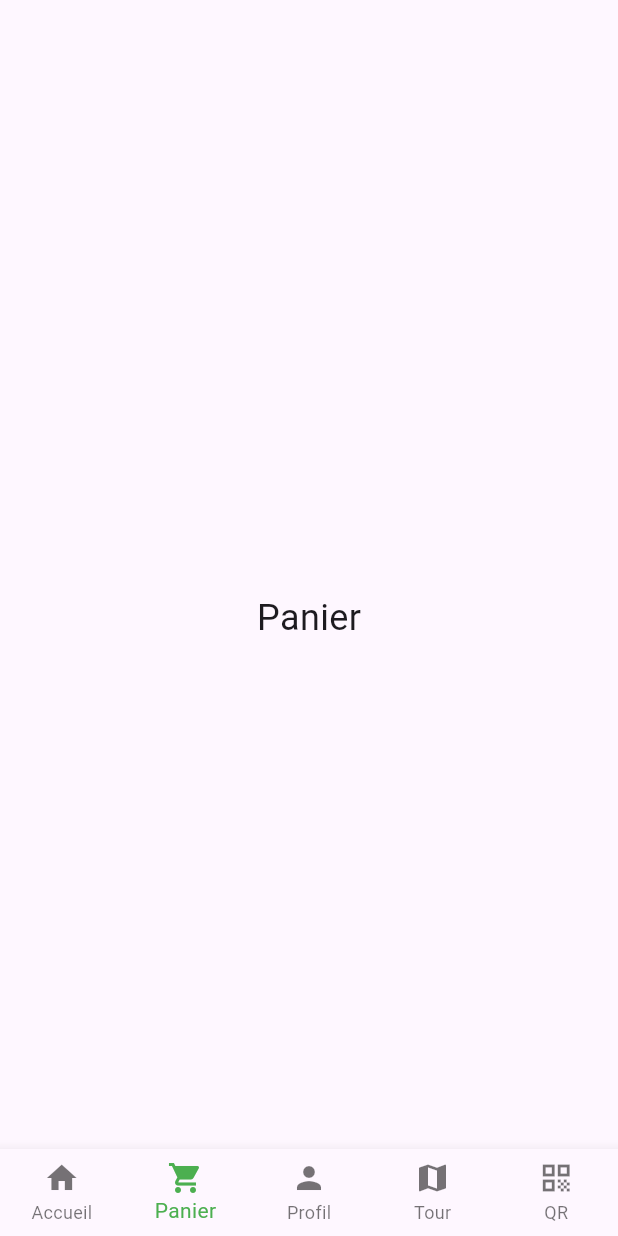
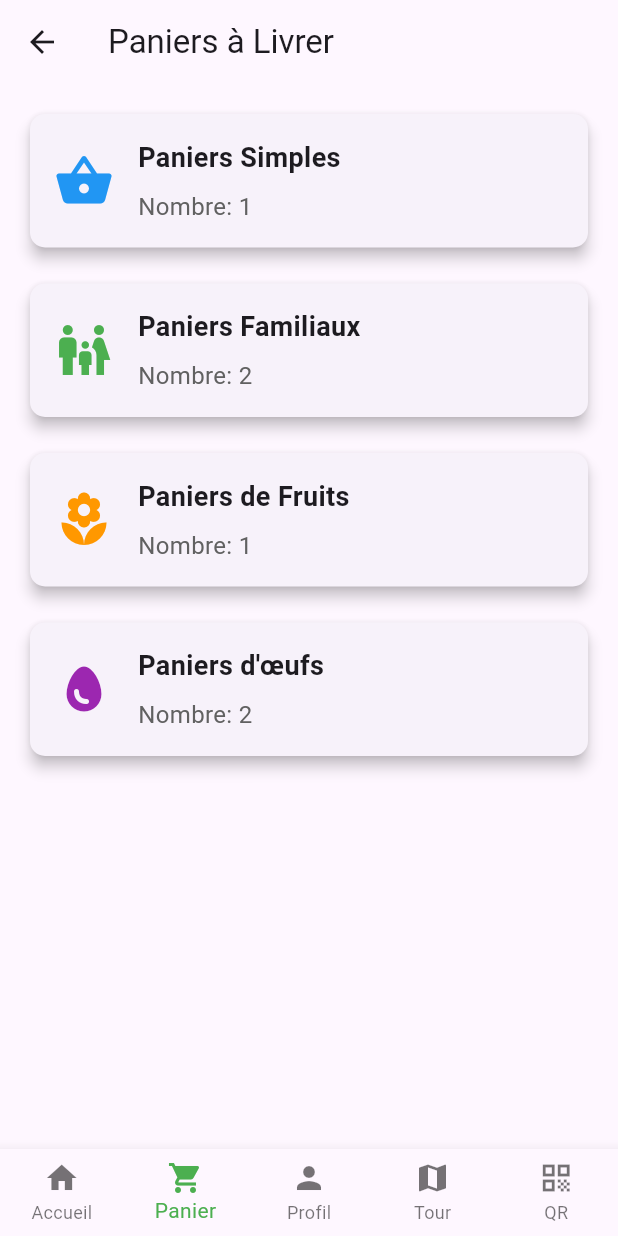
Before and after one commit to NouGrr/SAE6, a Flutter app: the HomeScreen screen opened directly, item 2 of the bottom bar chosen, on a phone screen of 412 x 824 dp. Run offline on Flutter 3.47's test engine with Material 3 defaults, Android fonts, the phone set to English and light mode, and no system bars; our stand-ins replace flutter_map, geolocator, latlong2; missing offline and left inert: mysql1, qr_code_scanner; network calls fail.

Commit message:
Panier présent aussi

```diff
--- a/lib/screens/liv_screen.dart
+++ b/lib/screens/liv_screen.dart
@@ -1,4 +1,5 @@
 import 'package:flutter/material.dart';
+import 'package:flutter_application_2/screens/panier.screen.dart';
 import 'package:http/http.dart' as http;
 import 'dart:convert';
 import 'package:flutter_application_2/models/delivery_point.dart' as model; // Importez la classe DeliveryPoint
@@ -29,7 +30,7 @@ class _HomeScreenState extends State<HomeScreen> {
 
   final List<Widget> _pages = [
     SubscriptionScreen(),
-    Center(child: Text('Panier', style: TextStyle(fontSize: 24))),
+    PanierScreen(simplePaniers: 1, familialPaniers: 2, fruitPaniers: 1, eggPaniers: 2, panier: [],),
     Center(child: Text('Profil', style: TextStyle(fontSize: 24))),
     Center(child: Text('Tour', style: TextStyle(fontSize: 24))),
     QrScreen(), // Ajoutez la page QR ici
--- a/lib/screens/panier.screen.dart
+++ b/lib/screens/panier.screen.dart
@@ -1,4 +1,5 @@
 import 'package:flutter/material.dart';
+import 'package:flutter_application_2/models/delivery_point.dart';
 import 'package:flutter_application_2/screens/panierdetail_screen.dart';
 import 'panierdetail_screen.dart';
 
@@ -12,7 +13,7 @@ class PanierScreen extends StatelessWidget {
     required this.simplePaniers,
     required this.familialPaniers,
     required this.fruitPaniers,
-    required this.eggPaniers,
+    required this.eggPaniers, required List<DeliveryPoint> panier,
   });
 
   @override
```
